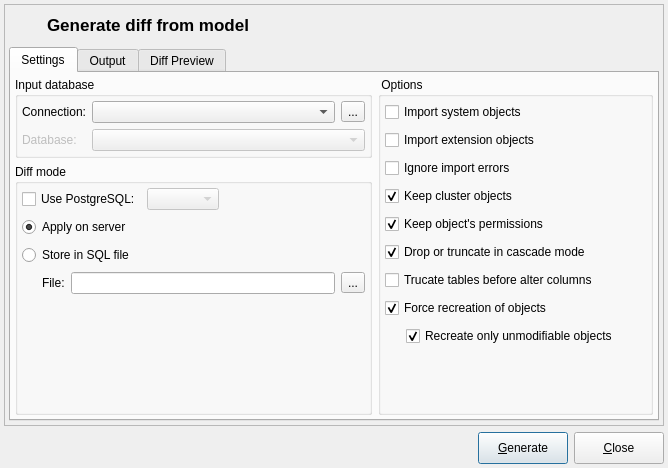
pgmodeler/pgmodeler, file libpgmodeler_ui/ui/modeldatabasediffform.ui: the form before one commit.
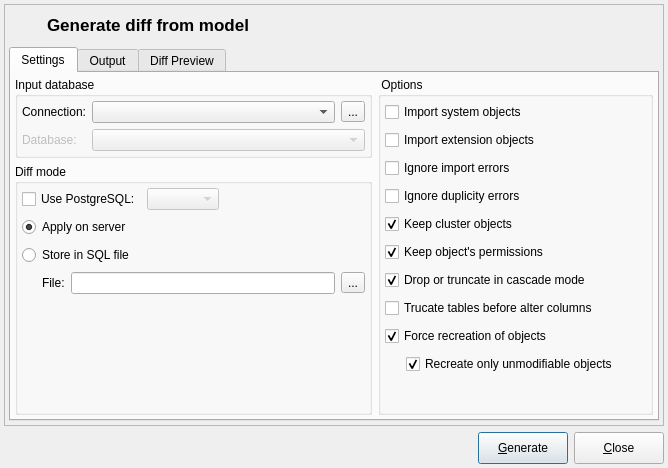
The form after the commit. Icons and pictures are not drawn.

```diff
--- a/libpgmodeler_ui/ui/modeldatabasediffform.ui
+++ b/libpgmodeler_ui/ui/modeldatabasediffform.ui
@@ -300,105 +300,6 @@
              <property name="bottomMargin">
               <number>4</number>
              </property>
-             <item row="7" column="0">
-              <layout class="QGridLayout" name="gridLayout_8">
-               <item row="1" column="1">
-                <widget class="QCheckBox" name="recreate_unmod_chk">
-                 <property name="enabled">
-                  <bool>true</bool>
-                 </property>
-                 <property name="statusTip">
-                  <string>Recreates only objects that formally can't be changed through ALTER commands. Constraints and casts are examples of these objects.</string>
-                 </property>
-                 <property name="text">
-                  <string>Recreate only unmodifiable objects</string>
-                 </property>
-                 <property name="checked">
-                  <bool>true</bool>
-                 </property>
-                </widget>
-               </item>
-               <item row="0" column="2">
-                <widget class="QWidget" name="force_recreation_hint" native="true">
-                 <property name="sizePolicy">
-                  <sizepolicy hsizetype="Fixed" vsizetype="Fixed">
-                   <horstretch>0</horstretch>
-                   <verstretch>0</verstretch>
-                  </sizepolicy>
-                 </property>
-                 <property name="minimumSize">
-                  <size>
-                   <width>22</width>
-                   <height>22</height>
-                  </size>
-                 </property>
-                 <property name="maximumSize">
-                  <size>
-                   <width>22</width>
-                   <height>22</height>
-                  </size>
-                 </property>
-                </widget>
-               </item>
-               <item row="1" column="0">
-                <spacer name="horizontalSpacer_5">
-                 <property name="orientation">
-                  <enum>Qt::Horizontal</enum>
-                 </property>
-                 <property name="sizeHint" stdset="0">
-                  <size>
-                   <width>15</width>
-                   <height>20</height>
-                  </size>
-                 </property>
-                </spacer>
-               </item>
-               <item row="0" column="0" colspan="2">
-                <widget class="QCheckBox" name="force_recreation_chk">
-                 <property name="enabled">
-                  <bool>true</bool>
-                 </property>
-                 <property name="toolTip">
-                  <string/>
-                 </property>
-                 <property name="statusTip">
-                  <string>Instead of use an ALTER command to modify certain kind of objects a DROP and CREATE will be used in order to do a full modification. This option does not affects database objects.</string>
-                 </property>
-                 <property name="text">
-                  <string>Force recreation of objects</string>
-                 </property>
-                 <property name="checkable">
-                  <bool>true</bool>
-                 </property>
-                 <property name="checked">
-                  <bool>true</bool>
-                 </property>
-                </widget>
-               </item>
-               <item row="1" column="2">
-                <widget class="QWidget" name="recreate_unmod_hint" native="true">
-                 <property name="sizePolicy">
-                  <sizepolicy hsizetype="Fixed" vsizetype="Fixed">
-                   <horstretch>0</horstretch>
-                   <verstretch>0</verstretch>
-                  </sizepolicy>
-                 </property>
-                 <property name="minimumSize">
-                  <size>
-                   <width>22</width>
-                   <height>22</height>
-                  </size>
-                 </property>
-                 <property name="maximumSize">
-                  <size>
-                   <width>22</width>
-                   <height>22</height>
-                  </size>
-                 </property>
-                </widget>
-               </item>
-              </layout>
-             </item>
              <item row="2" column="0">
               <layout class="QHBoxLayout" name="horizontalLayout_13">
                <item>
@@ -444,94 +345,7 @@
                </item>
               </layout>
              </item>
-             <item row="3" column="0">
-              <layout class="QHBoxLayout" name="horizontalLayout_12">
-               <item>
-                <widget class="QCheckBox" name="keep_cluster_objs_chk">
-                 <property name="toolTip">
-                  <string/>
-                 </property>
-                 <property name="statusTip">
-                  <string>Database cluster level objects like roles and tablespaces will not be dropped.</string>
-                 </property>
-                 <property name="text">
-                  <string>Keep cluster objects</string>
-                 </property>
-                 <property name="checked">
-                  <bool>true</bool>
-                 </property>
-                </widget>
-               </item>
-               <item>
-                <widget class="QWidget" name="keep_cluster_objs_hint" native="true">
-                 <property name="sizePolicy">
-                  <sizepolicy hsizetype="Fixed" vsizetype="Fixed">
-                   <horstretch>0</horstretch>
-                   <verstretch>0</verstretch>
-                  </sizepolicy>
-                 </property>
-                 <property name="minimumSize">
-                  <size>
-                   <width>22</width>
-                   <height>22</height>
-                  </size>
-                 </property>
-                 <property name="maximumSize">
-                  <size>
-                   <width>22</width>
-                   <height>22</height>
-                  </size>
-                 </property>
-                </widget>
-               </item>
-              </layout>
-             </item>
-             <item row="5" column="0">
-              <layout class="QHBoxLayout" name="horizontalLayout_16">
-               <item>
-                <widget class="QCheckBox" name="cascade_mode_chk">
-                 <property name="enabled">
-                  <bool>true</bool>
-                 </property>
-                 <property name="toolTip">
-                  <string/>
-                 </property>
-                 <property name="statusTip">
-                  <string>For DROP command, the objects that depends on an object to be dropped will be deleted as well. For TRUNCATE command, tables that are linked to a table to be truncated will be truncate too. &lt;strong&gt;NOTE:&lt;/strong&gt; this option can affect more objects than listed in the output or diff preview.</string>
-                 </property>
-                 <property name="text">
-                  <string>Drop or truncate in cascade mode</string>
-                 </property>
-                 <property name="checked">
-                  <bool>true</bool>
-                 </property>
-                </widget>
-               </item>
-               <item>
-                <widget class="QWidget" name="drop_cascade_hint" native="true">
-                 <property name="sizePolicy">
-                  <sizepolicy hsizetype="Fixed" vsizetype="Fixed">
-                   <horstretch>0</horstretch>
-                   <verstretch>0</verstretch>
-                  </sizepolicy>
-                 </property>
-                 <property name="minimumSize">
-                  <size>
-                   <width>22</width>
-                   <height>22</height>
-                  </size>
-                 </property>
-                 <property name="maximumSize">
-                  <size>
-                   <width>22</width>
-                   <height>22</height>
-                  </size>
-                 </property>
-                </widget>
-               </item>
-              </layout>
-             </item>
-             <item row="9" column="0">
+             <item row="10" column="0">
               <spacer name="verticalSpacer">
                <property name="orientation">
                 <enum>Qt::Vertical</enum>
@@ -544,6 +358,48 @@
                </property>
               </spacer>
              </item>
+             <item row="7" column="0">
+              <layout class="QHBoxLayout" name="horizontalLayout_14">
+               <item>
+                <widget class="QCheckBox" name="trunc_tables_chk">
+                 <property name="sizePolicy">
+                  <sizepolicy hsizetype="Expanding" vsizetype="Fixed">
+                   <horstretch>0</horstretch>
+                   <verstretch>0</verstretch>
+                  </sizepolicy>
+                 </property>
+                 <property name="statusTip">
+                  <string>Clears the data of all tables which will have columns modified. This is useful to avoid errors related to type casting. &lt;strong&gt;WARNING:&lt;/strong&gt; DO NOT use this option on production server and always make a backup before use this options.</string>
+                 </property>
+                 <property name="text">
+                  <string>Trucate tables before alter columns</string>
+                 </property>
+                </widget>
+               </item>
+               <item>
+                <widget class="QWidget" name="trunc_tables_hint" native="true">
+                 <property name="sizePolicy">
+                  <sizepolicy hsizetype="Fixed" vsizetype="Fixed">
+                   <horstretch>0</horstretch>
+                   <verstretch>0</verstretch>
+                  </sizepolicy>
+                 </property>
+                 <property name="minimumSize">
+                  <size>
+                   <width>22</width>
+                   <height>22</height>
+                  </size>
+                 </property>
+                 <property name="maximumSize">
+                  <size>
+                   <width>22</width>
+                   <height>22</height>
+                  </size>
+                 </property>
+                </widget>
+               </item>
+              </layout>
+             </item>
              <item row="0" column="0">
               <layout class="QHBoxLayout" name="horizontalLayout_11">
                <item>
@@ -635,25 +491,28 @@
               </layout>
              </item>
              <item row="6" column="0">
-              <layout class="QHBoxLayout" name="horizontalLayout_14">
+              <layout class="QHBoxLayout" name="horizontalLayout_16">
                <item>
-                <widget class="QCheckBox" name="trunc_tables_chk">
-                 <property name="sizePolicy">
-                  <sizepolicy hsizetype="Expanding" vsizetype="Fixed">
-                   <horstretch>0</horstretch>
-                   <verstretch>0</verstretch>
-                  </sizepolicy>
+                <widget class="QCheckBox" name="cascade_mode_chk">
+                 <property name="enabled">
+                  <bool>true</bool>
+                 </property>
+                 <property name="toolTip">
+                  <string/>
                  </property>
                  <property name="statusTip">
                   <string>Clears the data of all tables which will have columns modified. This is useful to avoid errors related to type casting. &lt;strong&gt;WARNING:&lt;/strong&gt; DO NOT use this option on production server and always make a backup before use this options.</string>
                  </property>
                  <property name="text">
-                  <string>Trucate tables before alter columns</string>
+                  <string>Drop or truncate in cascade mode</string>
+                 </property>
+                 <property name="checked">
+                  <bool>true</bool>
                  </property>
                 </widget>
                </item>
                <item>
-                <widget class="QWidget" name="trunc_tables_hint" native="true">
+                <widget class="QWidget" name="drop_cascade_hint" native="true">
                  <property name="sizePolicy">
                   <sizepolicy hsizetype="Fixed" vsizetype="Fixed">
                    <horstretch>0</horstretch>
@@ -676,7 +535,7 @@
                </item>
               </layout>
              </item>
-             <item row="4" column="0">
+             <item row="5" column="0">
               <layout class="QHBoxLayout" name="horizontalLayout_15">
                <item>
                 <widget class="QCheckBox" name="keep_obj_perms_chk">
@@ -718,6 +577,192 @@
                </item>
               </layout>
              </item>
+             <item row="4" column="0">
+              <layout class="QHBoxLayout" name="horizontalLayout_12">
+               <item>
+                <widget class="QCheckBox" name="keep_cluster_objs_chk">
+                 <property name="toolTip">
+                  <string/>
+                 </property>
+                 <property name="statusTip">
+                  <string>Database cluster level objects like roles and tablespaces will not be dropped.</string>
+                 </property>
+                 <property name="text">
+                  <string>Keep cluster objects</string>
+                 </property>
+                 <property name="checked">
+                  <bool>true</bool>
+                 </property>
+                </widget>
+               </item>
+               <item>
+                <widget class="QWidget" name="keep_cluster_objs_hint" native="true">
+                 <property name="sizePolicy">
+                  <sizepolicy hsizetype="Fixed" vsizetype="Fixed">
+                   <horstretch>0</horstretch>
+                   <verstretch>0</verstretch>
+                  </sizepolicy>
+                 </property>
+                 <property name="minimumSize">
+                  <size>
+                   <width>22</width>
+                   <height>22</height>
+                  </size>
+                 </property>
+                 <property name="maximumSize">
+                  <size>
+                   <width>22</width>
+                   <height>22</height>
+                  </size>
+                 </property>
+                </widget>
+               </item>
+              </layout>
+             </item>
+             <item row="8" column="0">
+              <layout class="QGridLayout" name="gridLayout_8">
+               <item row="1" column="1">
+                <widget class="QCheckBox" name="recreate_unmod_chk">
+                 <property name="enabled">
+                  <bool>true</bool>
+                 </property>
+                 <property name="statusTip">
+                  <string>Recreates only objects that formally can't be changed through ALTER commands. Constraints and casts are examples of these objects.</string>
+                 </property>
+                 <property name="text">
+                  <string>Recreate only unmodifiable objects</string>
+                 </property>
+                 <property name="checked">
+                  <bool>true</bool>
+                 </property>
+                </widget>
+               </item>
+               <item row="0" column="2">
+                <widget class="QWidget" name="force_recreation_hint" native="true">
+                 <property name="sizePolicy">
+                  <sizepolicy hsizetype="Fixed" vsizetype="Fixed">
+                   <horstretch>0</horstretch>
+                   <verstretch>0</verstretch>
+                  </sizepolicy>
+                 </property>
+                 <property name="minimumSize">
+                  <size>
+                   <width>22</width>
+                   <height>22</height>
+                  </size>
+                 </property>
+                 <property name="maximumSize">
+                  <size>
+                   <width>22</width>
+                   <height>22</height>
+                  </size>
+                 </property>
+                </widget>
+               </item>
+               <item row="1" column="0">
+                <spacer name="horizontalSpacer_5">
+                 <property name="orientation">
+                  <enum>Qt::Horizontal</enum>
+                 </property>
+                 <property name="sizeHint" stdset="0">
+                  <size>
+                   <width>15</width>
+                   <height>20</height>
+                  </size>
+                 </property>
+                </spacer>
+               </item>
+               <item row="0" column="0" colspan="2">
+                <widget class="QCheckBox" name="force_recreation_chk">
+                 <property name="enabled">
+                  <bool>true</bool>
+                 </property>
+                 <property name="toolTip">
+                  <string/>
+                 </property>
+                 <property name="statusTip">
+                  <string>Instead of use an ALTER command to modify certain kind of objects a DROP and CREATE will be used in order to do a full modification. This option does not affects database objects.</string>
+                 </property>
+                 <property name="text">
+                  <string>Force recreation of objects</string>
+                 </property>
+                 <property name="checkable">
+                  <bool>true</bool>
+                 </property>
+                 <property name="checked">
+                  <bool>true</bool>
+                 </property>
+                </widget>
+               </item>
+               <item row="1" column="2">
+                <widget class="QWidget" name="recreate_unmod_hint" native="true">
+                 <property name="sizePolicy">
+                  <sizepolicy hsizetype="Fixed" vsizetype="Fixed">
+                   <horstretch>0</horstretch>
+                   <verstretch>0</verstretch>
+                  </sizepolicy>
+                 </property>
+                 <property name="minimumSize">
+                  <size>
+                   <width>22</width>
+                   <height>22</height>
+                  </size>
+                 </property>
+                 <property name="maximumSize">
+                  <size>
+                   <width>22</width>
+                   <height>22</height>
+                  </size>
+                 </property>
+                </widget>
+               </item>
+              </layout>
+             </item>
+             <item row="3" column="0">
+              <layout class="QHBoxLayout" name="horizontalLayout_18">
+               <item>
+                <widget class="QCheckBox" name="ignore_duplic_chk">
+                 <property name="sizePolicy">
+                  <sizepolicy hsizetype="Minimum" vsizetype="Fixed">
+                   <horstretch>0</horstretch>
+                   <verstretch>0</verstretch>
+                  </sizepolicy>
+                 </property>
+                 <property name="toolTip">
+                  <string/>
+                 </property>
+                 <property name="statusTip">
+                  <string>Ignores errors generated by duplicated objects when exporting the diff to database.</string>
+                 </property>
+                 <property name="text">
+                  <string>Ignore duplicity errors</string>
+                 </property>
+                </widget>
+               </item>
+               <item>
+                <widget class="QWidget" name="ignore_duplic_hint" native="true">
+                 <property name="sizePolicy">
+                  <sizepolicy hsizetype="Fixed" vsizetype="Fixed">
+                   <horstretch>0</horstretch>
+                   <verstretch>0</verstretch>
+                  </sizepolicy>
+                 </property>
+                 <property name="minimumSize">
+                  <size>
+                   <width>22</width>
+                   <height>22</height>
+                  </size>
+                 </property>
+                 <property name="maximumSize">
+                  <size>
+                   <width>22</width>
+                   <height>22</height>
+                  </size>
+                 </property>
+                </widget>
+               </item>
+              </layout>
+             </item>
             </layout>
            </widget>
           </item>
```
Left out of the diff: 42 changed lines with no effect on the pictures.
